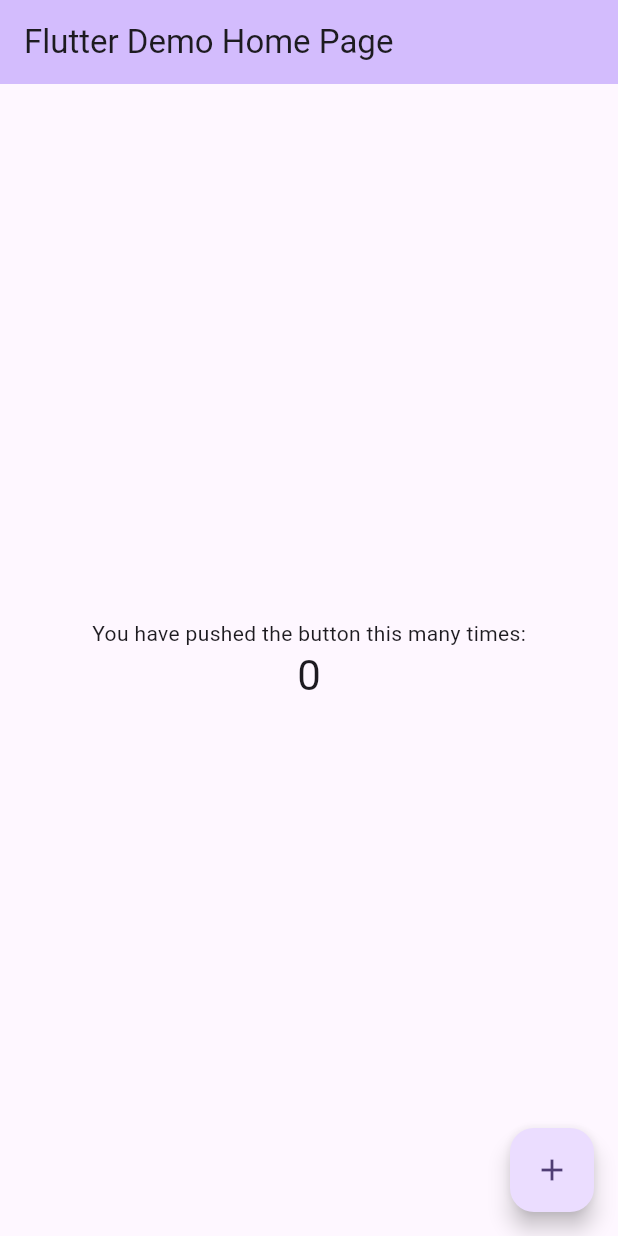
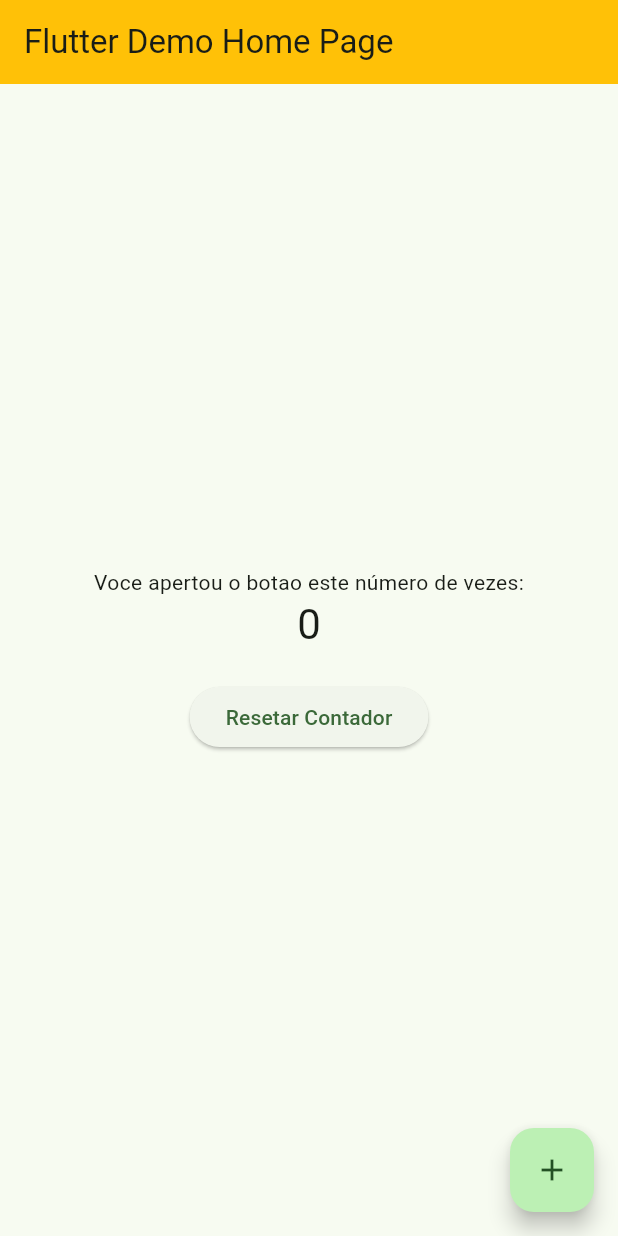
Before and after one commit to davidsss6/meuappflutter, a Flutter app: the screen it shows after launch, on a phone screen of 412 x 824 dp. Run offline on Flutter 3.47's test engine with Material 3 defaults, Android fonts, the phone set to English and light mode, and no system bars.

```diff
--- a/lib/main.dart
+++ b/lib/main.dart
@@ -13,22 +13,8 @@ class MyApp extends StatelessWidget {
     return MaterialApp(
       title: 'Flutter Demo',
       theme: ThemeData(
-        // This is the theme of your application.
-        //
-        // TRY THIS: Try running your application with "flutter run". You'll see
-        // the application has a purple toolbar. Then, without quitting the app,
-        // try changing the seedColor in the colorScheme below to Colors.green
-        // and then invoke "hot reload" (save your changes or press the "hot
-        // reload" button in a Flutter-supported IDE, or press "r" if you used
-        // the command line to start the app).
-        //
-        // Notice that the counter didn't reset back to zero; the application
-        // state is not lost during the reload. To reset the state, use hot
-        // restart instead.
-        //
-        // This works for code too, not just values: Most code changes can be
-        // tested with just a hot reload.
-        colorScheme: ColorScheme.fromSeed(seedColor: Colors.deepPurple),
+        // Change the seed color to green
+        colorScheme: ColorScheme.fromSeed(seedColor: Colors.green),
         useMaterial3: true,
       ),
       home: const MyHomePage(title: 'Flutter Demo Home Page'),
@@ -38,15 +24,6 @@ class MyApp extends StatelessWidget {
 
 class MyHomePage extends StatefulWidget {
   const MyHomePage({super.key, required this.title});
-
-  // This widget is the home page of your application. It is stateful, meaning
-  // that it has a State object (defined below) that contains fields that affect
-  // how it looks.
-
-  // This class is the configuration for the state. It holds the values (in this
-  // case the title) provided by the parent (in this case the App widget) and
-  // used by the build method of the State. Fields in a Widget subclass are
-  // always marked "final".
 
   final String title;
 
@@ -59,58 +36,39 @@ class _MyHomePageState extends State<MyHomePage> {
 
   void _incrementCounter() {
     setState(() {
-      // This call to setState tells the Flutter framework that something has
-      // changed in this State, which causes it to rerun the build method below
-      // so that the display can reflect the updated values. If we changed
-      // _counter without calling setState(), then the build method would not be
-      // called again, and so nothing would appear to happen.
       _counter++;
+    });
+  }
+
+  void _resetCounter() {
+    setState(() {
+      _counter = 0;
     });
   }
 
   @override
   Widget build(BuildContext context) {
-    // This method is rerun every time setState is called, for instance as done
-    // by the _incrementCounter method above.
-    //
-    // The Flutter framework has been optimized to make rerunning build methods
-    // fast, so that you can just rebuild anything that needs updating rather
-    // than having to individually change instances of widgets.
     return Scaffold(
       appBar: AppBar(
-        // TRY THIS: Try changing the color here to a specific color (to
-        // Colors.amber, perhaps?) and trigger a hot reload to see the AppBar
-        // change color while the other colors stay the same.
-        backgroundColor: Theme.of(context).colorScheme.inversePrimary,
-        // Here we take the value from the MyHomePage object that was created by
-        // the App.build method, and use it to set our appbar title.
+        // Change the AppBar color to amber
+        backgroundColor: Colors.amber,
         title: Text(widget.title),
       ),
       body: Center(
-        // Center is a layout widget. It takes a single child and positions it
-        // in the middle of the parent.
         child: Column(
-          // Column is also a layout widget. It takes a list of children and
-          // arranges them vertically. By default, it sizes itself to fit its
-          // children horizontally, and tries to be as tall as its parent.
-          //
-          // Column has various properties to control how it sizes itself and
-          // how it positions its children. Here we use mainAxisAlignment to
-          // center the children vertically; the main axis here is the vertical
-          // axis because Columns are vertical (the cross axis would be
-          // horizontal).
-          //
-          // TRY THIS: Invoke "debug painting" (choose the "Toggle Debug Paint"
-          // action in the IDE, or press "p" in the console), to see the
-          // wireframe for each widget.
           mainAxisAlignment: MainAxisAlignment.center,
           children: <Widget>[
             const Text(
-              'You have pushed the button this many times:',
+              'Voce apertou o botao este número de vezes:',
             ),
             Text(
               '$_counter',
               style: Theme.of(context).textTheme.headlineMedium,
+            ),
+            const SizedBox(height: 20), // Add some space
+            ElevatedButton(
+              onPressed: _resetCounter,
+              child: const Text('Resetar Contador'),
             ),
           ],
         ),
@@ -119,7 +77,7 @@ class _MyHomePageState extends State<MyHomePage> {
         onPressed: _incrementCounter,
         tooltip: 'Increment',
         child: const Icon(Icons.add),
-      ), // This trailing comma makes auto-formatting nicer for build methods.
+      ),
     );
   }
 }
```
Also changed, not shown: 1 other file.
